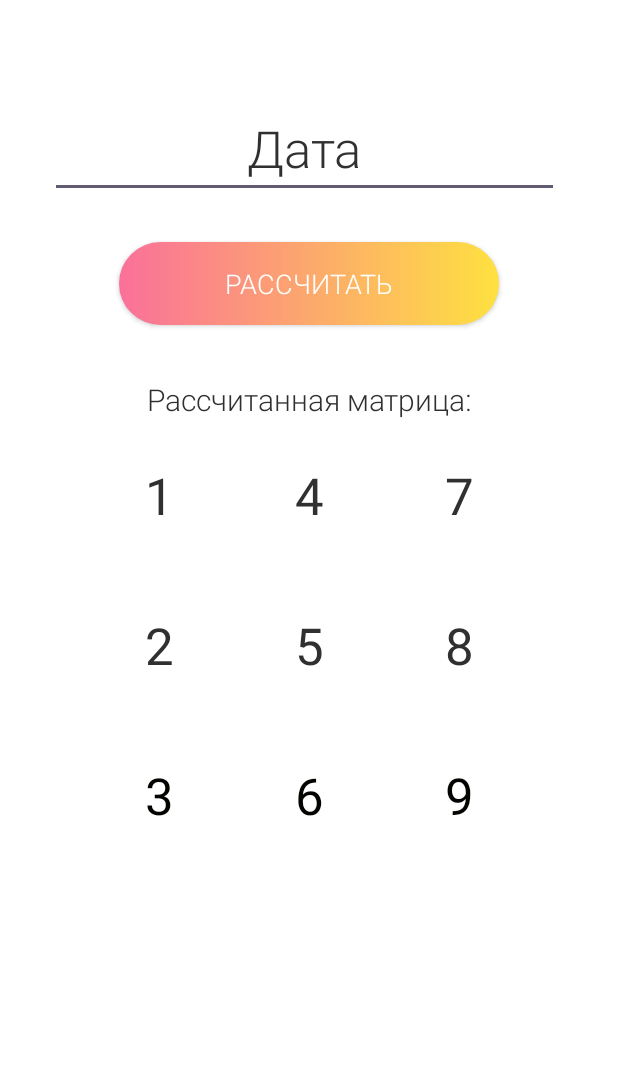
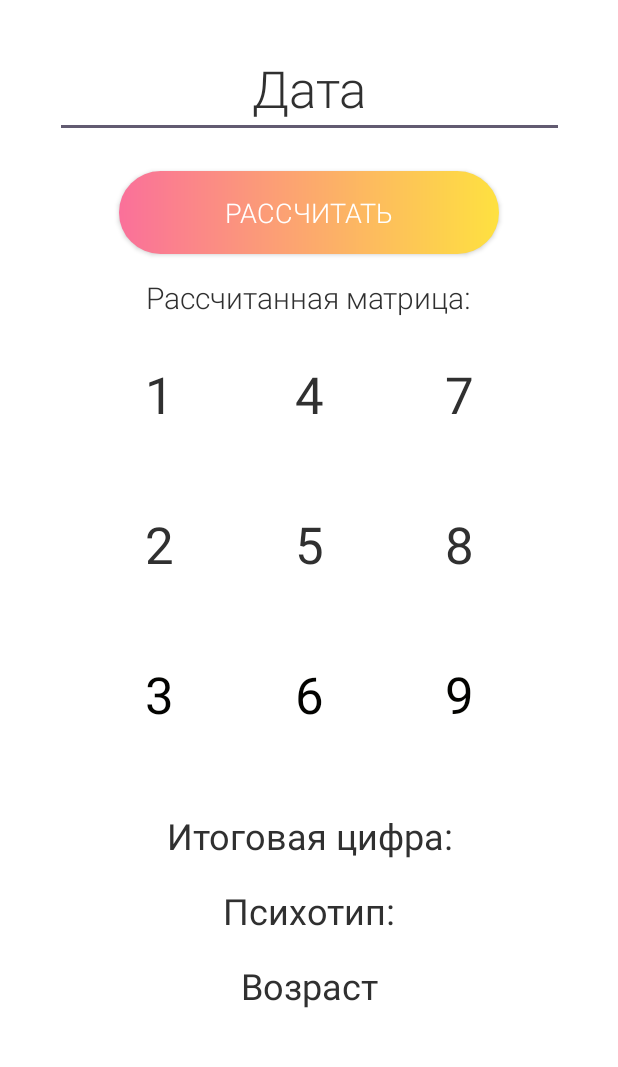
Before and after one commit to Bkmz7692/NumerologyAPP, an Android app: the screen it shows after launch (MainActivity), on a phone screen of 412 x 824 dp, the part 70-1137 px from its top. Run offline under Robolectric (Android 15) with nearby library versions, the phone set to English and light mode, and no system bars.

Commit message:
Добавил психотип, итог число и возраст

```diff
--- a/app/src/main/java/com/bkmz7692/numlog/MainActivity.kt
+++ b/app/src/main/java/com/bkmz7692/numlog/MainActivity.kt
@@ -5,6 +5,8 @@ import android.widget.Button
 import android.widget.EditText
 import android.widget.TextView
 import androidx.appcompat.app.AppCompatActivity
+import java.text.SimpleDateFormat
+import java.util.Date
 
 class MainActivity : AppCompatActivity() {
         //18.10
@@ -123,7 +125,35 @@ class MainActivity : AppCompatActivity() {
             }
             else{nine_str.text = "-"}
 
+            //Вычисление итоговой цифры
+            val itog = findViewById<TextView>(R.id.itog)
+            var itog_val=sumA
 
+            if (sumA >=10){
+                while (itog_val>=10){
+                    val arr = itog_val.toString().toList()
+                    val arrOfInt = arr.map{ it.toString().toInt()}
+                    itog_val = arrOfInt.sum()
+
+                }
+                itog.text = "Итоговая цифра: $itog_val"
+
+            }
+            else{ itog.text = "Итоговая цифра: $sumA"}
+
+            //Вычисление психотипа
+            val psih = findViewById<TextView>(R.id.psih)
+            if (one > two){psih.text = "Психотип: I Психотип"}
+            if (one < two){psih.text = "Психотип: II Психотип"}
+            if (one == two){psih.text = "Психотип: III Психотип"}
+
+            //Вычисление возраста:
+            val formatter = SimpleDateFormat("yyyy")
+            val date = Date()
+            val current = formatter.format(date)
+            var age = current.toInt() - year.toInt()
+            val age_str = findViewById<TextView>(R.id.age)
+            age_str.text = "Возраст: $age"
         }
         //Конец функции
 
--- a/app/src/main/res/layout/activity_main.xml
+++ b/app/src/main/res/layout/activity_main.xml
@@ -6,17 +6,6 @@
     android:layout_height="match_parent"
     android:background="#FFFFFF"
     tools:context=".MainActivity">
-
-    <View
-        android:id="@+id/view"
-        android:layout_width="553dp"
-        android:layout_height="252dp"
-        android:background="#FFFFFF"
-        app:layout_constraintBottom_toBottomOf="parent"
-        app:layout_constraintEnd_toEndOf="parent"
-        app:layout_constraintStart_toStartOf="parent"
-        app:layout_constraintTop_toTopOf="parent"
-        app:layout_constraintVertical_bias="0.0" />
 
     <TextView
         android:id="@+id/textView2"
@@ -29,15 +18,16 @@
         android:textSize="20sp"
         app:layout_constraintBottom_toBottomOf="parent"
         app:layout_constraintEnd_toEndOf="parent"
-        app:layout_constraintHorizontal_bias="0.502"
+        app:layout_constraintHorizontal_bias="0.497"
         app:layout_constraintStart_toStartOf="parent"
         app:layout_constraintTop_toTopOf="parent"
-        app:layout_constraintVertical_bias="0.376" />
+        app:layout_constraintVertical_bias="0.29" />
 
     <TableLayout
+        android:id="@+id/tableLayout"
         android:layout_width="300sp"
         android:layout_height="300sp"
-        android:layout_marginTop="256dp"
+        android:layout_marginTop="150dp"
         app:layout_constraintBottom_toBottomOf="parent"
         app:layout_constraintEnd_toEndOf="parent"
         app:layout_constraintStart_toStartOf="parent"
@@ -143,29 +133,6 @@
 
     </TableLayout>
 
-    <EditText
-        android:id="@+id/birth"
-        android:layout_width="345dp"
-        android:layout_height="58dp"
-        android:ems="10"
-        android:fontFamily="sans-serif-light"
-        android:hint="Дата"
-        android:inputType="text"
-        android:textAlignment="center"
-        android:textColor="#454545"
-        android:textColorHighlight="#FF5C04"
-        android:textColorHint="#454545"
-        android:textColorLink="#454545"
-        android:textSize="30sp"
-        android:visibility="invisible"
-        app:layout_constraintBottom_toBottomOf="parent"
-        app:layout_constraintEnd_toEndOf="parent"
-        app:layout_constraintHorizontal_bias="0.393"
-        app:layout_constraintStart_toStartOf="parent"
-        app:layout_constraintTop_toTopOf="parent"
-        app:layout_constraintVertical_bias="0.078"
-        tools:ignore="HardcodedText,LabelFor" />
-
     <TextView
         android:id="@+id/Label"
         android:layout_width="wrap_content"
@@ -194,10 +161,9 @@
         android:textSize="34sp"
         app:layout_constraintBottom_toBottomOf="parent"
         app:layout_constraintEnd_toEndOf="parent"
-        app:layout_constraintHorizontal_bias="0.459"
         app:layout_constraintStart_toStartOf="parent"
         app:layout_constraintTop_toTopOf="parent"
-        app:layout_constraintVertical_bias="0.16" />
+        app:layout_constraintVertical_bias="0.108" />
 
     <androidx.appcompat.widget.AppCompatButton
         android:id="@+id/calc"
@@ -212,6 +178,48 @@
         app:layout_constraintEnd_toEndOf="parent"
         app:layout_constraintStart_toStartOf="parent"
         app:layout_constraintTop_toTopOf="parent"
-        app:layout_constraintVertical_bias="0.271" />
+        app:layout_constraintVertical_bias="0.209" />
+
+    <LinearLayout
+        android:layout_width="333dp"
+        android:layout_height="150dp"
+        android:layout_marginBottom="-500dp"
+        android:orientation="vertical"
+        app:layout_constraintBottom_toBottomOf="parent"
+        app:layout_constraintEnd_toEndOf="parent"
+        app:layout_constraintStart_toStartOf="parent"
+        app:layout_constraintTop_toTopOf="parent">
+
+        <TextView
+            android:id="@+id/itog"
+            android:layout_width="match_parent"
+            android:layout_height="50dp"
+            android:fontFamily="sans-serif"
+            android:text="Итоговая цифра:"
+            android:textAlignment="center"
+            android:textColor="#303030"
+            android:textSize="24sp" />
+
+        <TextView
+            android:id="@+id/psih"
+            android:layout_width="match_parent"
+            android:layout_height="50dp"
+            android:fontFamily="sans-serif"
+            android:text="Психотип:"
+            android:textAlignment="center"
+            android:textColor="#303030"
+            android:textSize="24sp" />
+
+        <TextView
+            android:id="@+id/age"
+            android:layout_width="match_parent"
+            android:layout_height="50dp"
+            android:fontFamily="sans-serif"
+            android:text="Возраст"
+            android:textAlignment="center"
+            android:textColor="#303030"
+            android:textSize="24sp" />
+
+    </LinearLayout>
 
 </androidx.constraintlayout.widget.ConstraintLayout>
--- a/app/src/main/res/values-night/themes.xml
+++ b/app/src/main/res/values-night/themes.xml
@@ -2,6 +2,6 @@
     <!-- Base application theme. -->
     <style name="Base.Theme.NumLog" parent="Theme.Material3.DayNight.NoActionBar">
         <!-- Customize your dark theme here. -->
-        <!-- <item name="colorPrimary">@color/my_dark_primary</item> -->
+        <item name="colorPrimary">#EF7D50</item>
     </style>
 </resources>
```
